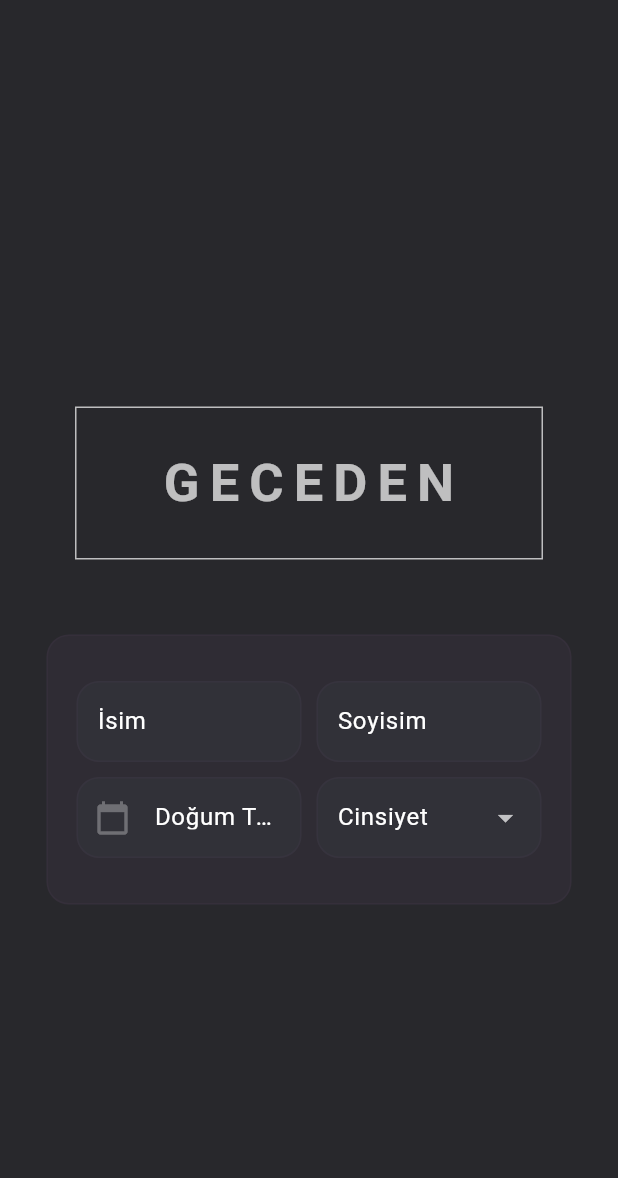
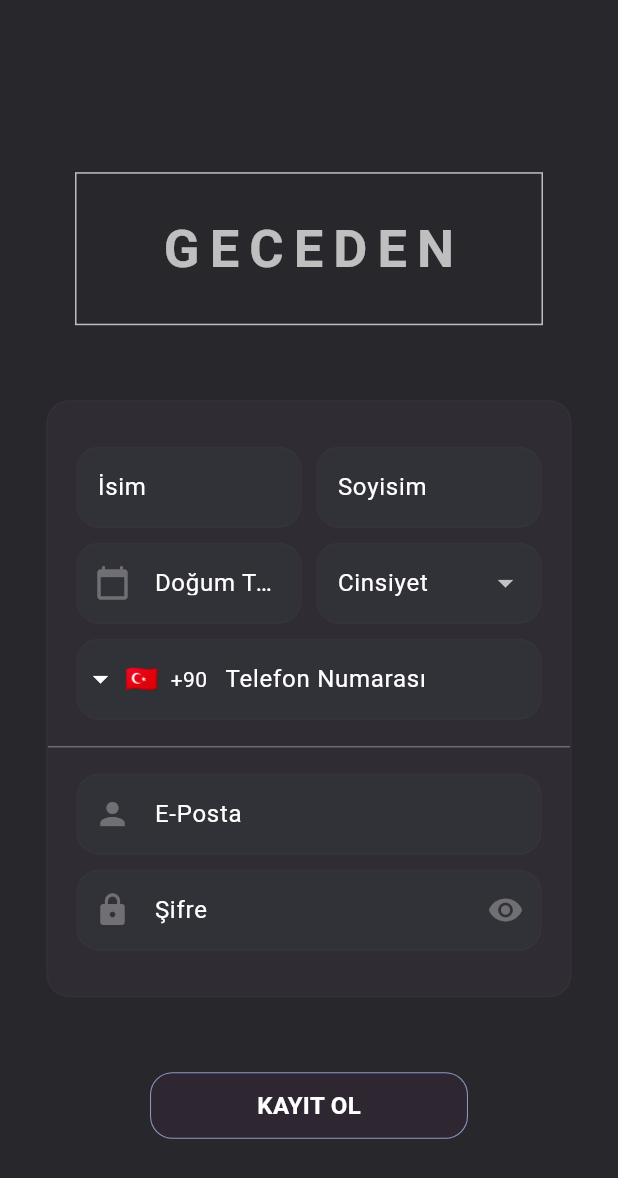
Before and after one commit to furkancaliskan1/geceden_app, a Flutter app: the screen it shows after launch, on a phone screen of 412 x 824 dp. Shown: the top 1178 px of the screen. Run offline on Flutter 3.47's test engine with Material 3 defaults, Android fonts, the phone set to English and light mode, and no system bars; drawn by our look-alikes of intl_phone_field; Roboto replaces fonts that are missing (Staatliches).

Commit message:
register page ui finish

```diff
--- a/geceden_app/geceden_app/lib/pages/register_page.dart
+++ b/geceden_app/geceden_app/lib/pages/register_page.dart
@@ -1,6 +1,6 @@
 
-import 'dart:ffi';
 import 'package:flutter/material.dart';
+import 'package:geceden_app/views/buttons.dart';
 import 'package:geceden_app/views/form_fields.dart';
 import 'package:geceden_app/views/geceden_icon.dart';
 import 'package:geceden_app/views/geceden_styles.dart';
@@ -17,10 +17,15 @@ class _RegisterPageState extends State <RegisterPage> {
 
   final GlobalKey<FormState> _formKey = GlobalKey<FormState>();
 
-  final TextEditingController customerName = TextEditingController();
-  final TextEditingController customerSurname = TextEditingController();
-  final TextEditingController customerBirthDate = TextEditingController();
-  final TextEditingController customerGender = TextEditingController();
+  final TextEditingController _customerName = TextEditingController();
+  final TextEditingController _customerSurname = TextEditingController();
+  final TextEditingController _customerBirthDate = TextEditingController();
+  final TextEditingController _customerGender = TextEditingController();
+  final TextEditingController _customerPhone = TextEditingController();
+  final TextEditingController _customerEmail = TextEditingController();
+  final TextEditingController _customerPassword = TextEditingController();
+
+  void registerUserIn(){}
 
   @override
   Widget build(BuildContext context) {
@@ -47,25 +52,51 @@ class _RegisterPageState extends State <RegisterPage> {
                           Row(
                             mainAxisAlignment: MainAxisAlignment.center,
                             children: [
-                              ShortField(labelText: 'İsim', controller: customerName),
+                              ShortField(labelText: 'İsim', controller: _customerName),
                               const SizedBox(width: 10),
-                              ShortField(labelText: 'Soyisim', controller: customerSurname),
+                              ShortField(labelText: 'Soyisim', controller: _customerSurname),
                             ],
                           ),
                           const SizedBox(height: 10),
                           Row(
                             mainAxisAlignment: MainAxisAlignment.center,
                             children: [
-                              DateField(controller: customerBirthDate),
+                              DateField(controller: _customerBirthDate),
                               const SizedBox(width: 10),
-                              DropDownMenu(controller: customerGender),
+                              DropDownMenu(controller: _customerGender),
                             ],
                           ),
-                        ],
+                          const SizedBox(height: 10),
+                          PhoneField(controller: _customerPhone),
+                          const SizedBox(height: 10),
+                          Row(
+                            mainAxisAlignment: MainAxisAlignment.center,
+                            children: [
+                                Expanded(
+                                  child: Divider(
+                                    thickness: 1,
+                                    color: GecedenColors.iconColor,
+                                  ),
+                                ),
+                              ],
+                            ),
+                            const SizedBox(height: 10),
+                            EMailField(eMailController: _customerEmail),
+                            const SizedBox(height: 10),
+                            PasswdField(passwdController: _customerPassword, isSignUp: false),
+                          ],
                       ),
                     ),
                   ),
-                )
+                ),
+                const SizedBox(height: 50),
+                GecedenButtonStyle(
+                  onTap: registerUserIn,
+                  paddingAll: 10,
+                  marginHorizontal: 100,
+                  buttonText: 'KAYIT OL',
+                  borderColor: GecedenColors.buttonBlueBorderColor,
+                ),
               ]
             ),
           ),
--- a/geceden_app/geceden_app/lib/views/form_fields.dart
+++ b/geceden_app/geceden_app/lib/views/form_fields.dart
@@ -1,6 +1,8 @@
 import 'package:flutter/material.dart';
 import 'package:geceden_app/views/geceden_styles.dart';
 import 'package:flutter/services.dart';
+import 'package:intl_phone_field/intl_phone_field.dart';
+import 'package:intl_phone_field/phone_number.dart';
 
 class EMailField extends StatefulWidget {
 
@@ -109,7 +111,7 @@ class _PasswdFieldState extends State <PasswdField> {
       if (!value.contains(RegExp(r'[!@#%^&*(),.?":{}|<>]'))) {
         errorMessage += '* Şifreniz en az bir özel karakter içermeli.\n';
       }
-      return errorMessage;
+      return errorMessage.isEmpty ? null : errorMessage;
     }
     return null;
   }
@@ -121,13 +123,14 @@ class _PasswdFieldState extends State <PasswdField> {
       child: TextFormField(
         obscureText: obscureValue,
         validator: validatePassword,
+        autovalidateMode: AutovalidateMode.onUserInteraction,
         controller: widget.passwdController,
         autocorrect: false,
         maxLines: 1,
         minLines: 1,
         decoration: InputDecoration(
           labelText: 'Şifre',
-          prefixIcon: Icon(Icons.lock ,color: GecedenColors.iconColor),
+          prefixIcon: Icon(Icons.lock, color: GecedenColors.iconColor),
           suffixIcon: IconButton(
           onPressed: () {
             setState(() {
@@ -138,7 +141,7 @@ class _PasswdFieldState extends State <PasswdField> {
         ),
         filled: true,
         fillColor: GecedenColors.textFieldBackgroundColor,
-          contentPadding: const EdgeInsets.only(left: 10, right: 10, top: 15,bottom: 15),
+        contentPadding: const EdgeInsets.only(left: 10, right: 10, top: 15, bottom: 15),
         errorBorder: GecedenOutlineInputBorder.errorBorder,
         focusedErrorBorder: GecedenOutlineInputBorder.errorBorder,
         enabledBorder: GecedenOutlineInputBorder.enabledBorder,
@@ -168,7 +171,7 @@ class  _ShortFieldState extends State <ShortField> {
 
   String? validatePersonal(String? value){
 
-    final regex = RegExp(r'[^a-zA-ZçÇğĞıİöÖşŞüÜ]');
+    final regex = RegExp(r'[^a-z A-ZçÇğĞıİöÖşŞüÜ]');
 
     if (value == null || value.isEmpty) {
       return '* Bu alan boş bırakılamaz';
@@ -311,7 +314,7 @@ class _DropDownMenuState extends State <DropDownMenu> {
       width: 150,
       child: DropdownButtonFormField(
         validator: validateGender,
-        dropdownColor: Color(0xff281c2c),
+        dropdownColor: const Color(0xff281c2c),
         value: dropdownValue,
         onChanged: (newValue) {
           setState(() {
@@ -338,3 +341,63 @@ class _DropDownMenuState extends State <DropDownMenu> {
     );
   }
 }
+
+class PhoneField extends StatefulWidget {
+
+  final TextEditingController controller;
+
+  const PhoneField({
+    super.key,
+    required this.controller,
+  });
+
+  @override
+  State <PhoneField> createState() => _PhoneFieldState();
+}
+
+class _PhoneFieldState extends State <PhoneField> {
+
+  String country = 'TR';
+
+  String? validatePhone(PhoneNumber? value){
+
+    final regex = RegExp(r'^[+][(]{0,1}[0-9]{1,4}[)]{0,1}[-\s./0-9]$');
+
+    if (value == null || value.number.isEmpty) {
+      return '* Bu alan boş bırakılamaz';
+    }
+    if (!regex.hasMatch(value.number)) {
+      return '* Lütfen geçerli bir numara giriniz';
+    }
+    return null;
+  }
+
+  @override
+  Widget build(BuildContext context) {
+    return SizedBox(
+      width: 310,
+      child: IntlPhoneField(
+        invalidNumberMessage: '* Lütfen geçerli bir numara giriniz',
+        autovalidateMode: AutovalidateMode.onUserInteraction,
+        initialCountryCode: 'TR',
+        onCountryChanged: (value){
+          country = value.toString();
+        },
+        validator: validatePhone,
+        controller: widget.controller,
+        keyboardType: TextInputType.phone,
+        decoration: InputDecoration(
+          counterText: '',
+          labelText: 'Telefon Numarası',
+          filled: true,
+          fillColor: GecedenColors.textFieldBackgroundColor,
+          contentPadding: const EdgeInsets.only(left: 10, right: 10 ,top: 15,bottom: 15),
+          enabledBorder: GecedenOutlineInputBorder.enabledBorder,
+          focusedBorder: GecedenOutlineInputBorder.focusedBorder,
+          errorBorder: GecedenOutlineInputBorder.errorBorder,
+          focusedErrorBorder: GecedenOutlineInputBorder.errorBorder,
+        ),
+      ),
+    );
+  }
+}
--- a/geceden_app/geceden_app/lib/views/geceden_styles.dart
+++ b/geceden_app/geceden_app/lib/views/geceden_styles.dart
@@ -67,5 +67,4 @@ class GecedenOutlineInputBorder {
     borderSide: const BorderSide(color : Colors.white),
     borderRadius: BorderRadius.circular(15),
   );
-
 }
--- a/geceden_app/geceden_app/pubspec.yaml
+++ b/geceden_app/geceden_app/pubspec.yaml
@@ -35,6 +35,7 @@ dependencies:
   # The following adds the Cupertino Icons font to your application.
   # Use with the CupertinoIcons class for iOS style icons.
   cupertino_icons: ^1.0.6
+  intl_phone_field: ^3.2.0
 
 dev_dependencies:
   flutter_test:
```
Also changed, not shown: geceden_app/geceden_app/pubspec.lock. Lines whose indentation alone changed are shown as unchanged.
